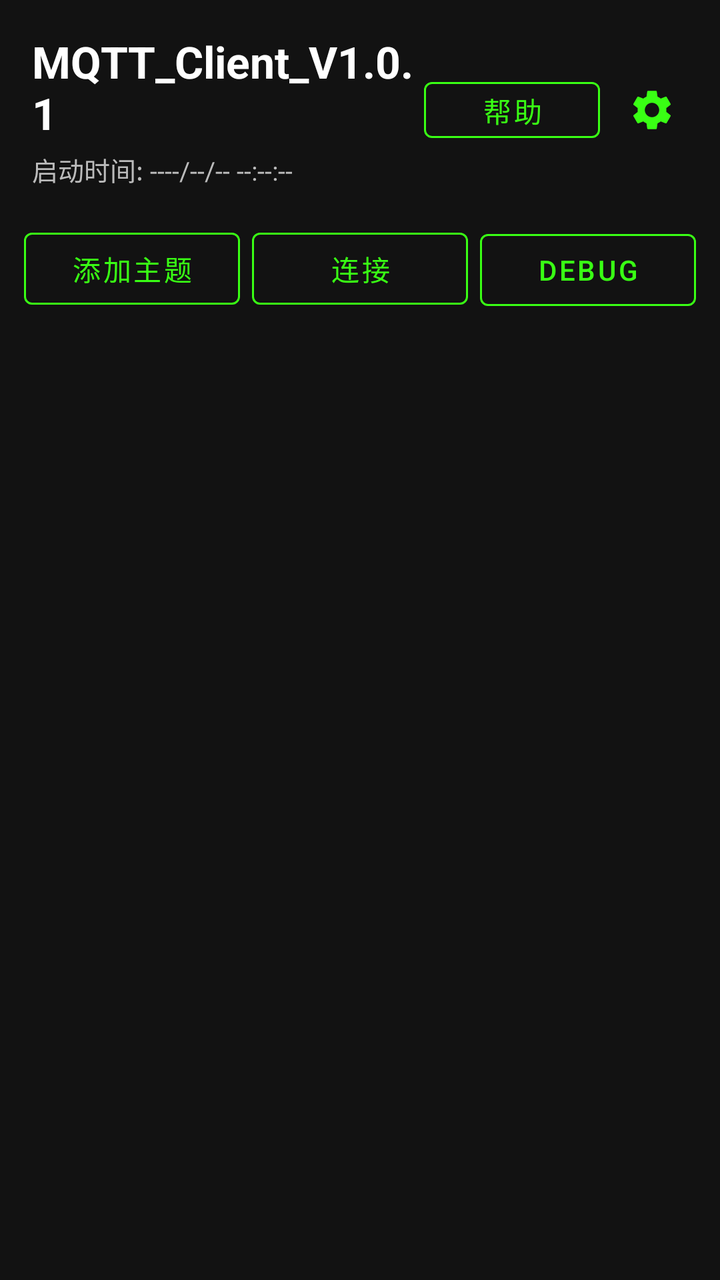
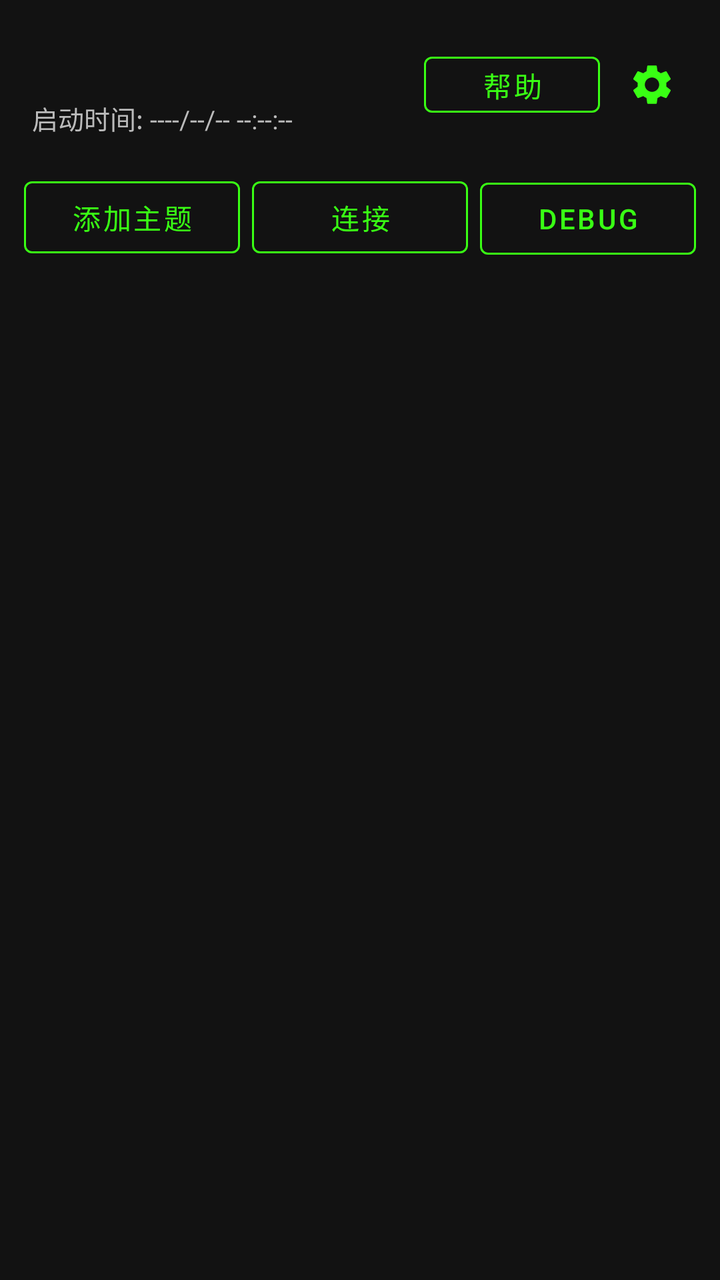

Two renders of the same Android screen: before a commit and after it. Below are the layout's source before the change and the commit's diff.
<!-- AndroidManifest.xml: application theme Theme.MQTTClient -->
<!-- res/layout/activity_main.xml -->
<?xml version="1.0" encoding="utf-8"?>
<LinearLayout xmlns:android="http://schemas.android.com/apk/res/android"
    xmlns:app="http://schemas.android.com/apk/res-auto"
    android:layout_width="match_parent"
    android:layout_height="match_parent"
    android:orientation="vertical"
    android:background="#121212">

    
    <LinearLayout
        android:layout_width="match_parent"
        android:layout_height="wrap_content"
        android:orientation="horizontal"
        android:gravity="center_vertical"
        android:padding="16dp">

        <LinearLayout
            android:layout_width="0dp"
            android:layout_height="wrap_content"
            android:layout_weight="1"
            android:orientation="vertical">

            <TextView
                android:layout_width="wrap_content"
                android:layout_height="wrap_content"
                android:text="MQTT_Client_V1.0.1"
                android:textSize="22sp"
                android:textStyle="bold"
                android:textColor="#FFFFFF" />

            <TextView
                android:id="@+id/tvStartTime"
                android:layout_width="wrap_content"
                android:layout_height="wrap_content"
                android:textSize="13sp"
                android:textColor="#BBBBBB"
                android:layout_marginTop="4dp"
                android:text="启动时间: ----/--/-- --:--:--" />
        </LinearLayout>

        <com.google.android.material.button.MaterialButton
            android:id="@+id/btnHelp"
            style="@style/Widget.MaterialComponents.Button.OutlinedButton"
            android:layout_width="wrap_content"
            android:layout_height="40dp"
            android:text="@string/help"
            android:textSize="14sp"
            android:textColor="#39FF14"
            app:strokeColor="#39FF14"
            android:layout_marginEnd="8dp" />

        <ImageButton
            android:id="@+id/btnSettings"
            android:layout_width="36dp"
            android:layout_height="36dp"
            android:src="@drawable/ic_settings"
            android:background="?attr/selectableItemBackgroundBorderless"
            android:tint="#39FF14" />
    </LinearLayout>

    
    <LinearLayout
        android:layout_width="match_parent"
        android:layout_height="wrap_content"
        android:orientation="horizontal"
        android:paddingHorizontal="12dp"
        android:paddingBottom="8dp">

        <com.google.android.material.button.MaterialButton
            android:id="@+id/btnAddTopic"
            style="@style/Widget.MaterialComponents.Button.OutlinedButton"
            android:layout_width="0dp"
            android:layout_height="wrap_content"
            android:layout_weight="1"
            android:text="@string/add_topic"
            android:textSize="14sp"
            android:textColor="#39FF14"
            app:strokeColor="#39FF14"
            android:layout_marginEnd="4dp" />

        <com.google.android.material.button.MaterialButton
            android:id="@+id/btnConnectMqtt"
            style="@style/Widget.MaterialComponents.Button.OutlinedButton"
            android:layout_width="0dp"
            android:layout_height="wrap_content"
            android:layout_weight="1"
            android:text="@string/connect_mqtt"
            android:textSize="14sp"
            android:textColor="#39FF14"
            app:strokeColor="#39FF14"
            android:layout_marginStart="2dp"
            android:layout_marginEnd="2dp" />

        <com.google.android.material.button.MaterialButton
            android:id="@+id/btnDebug"
            style="@style/Widget.MaterialComponents.Button.OutlinedButton"
            android:layout_width="0dp"
            android:layout_height="wrap_content"
            android:layout_weight="1"
            android:text="@string/debug"
            android:textSize="14sp"
            android:textColor="#39FF14"
            app:strokeColor="#39FF14"
            android:layout_marginStart="4dp" />
    </LinearLayout>

    
    <androidx.recyclerview.widget.RecyclerView
        android:id="@+id/recyclerViewTopics"
        android:layout_width="match_parent"
        android:layout_height="match_parent"
        android:padding="8dp" />
</LinearLayout>
<!-- resources referenced by this layout -->
<resources>
  <!-- drawable ic_settings (drawable) -->
  <vector xmlns:android="http://schemas.android.com/apk/res/android"
      android:width="24dp"
      android:height="24dp"
      android:viewportWidth="24"
      android:viewportHeight="24"
      android:tint="#FFFFFF">
      <path
          android:fillColor="@android:color/white"
          android:pathData="M19.14,12.94c0.04,-0.3 0.06,-0.61 0.06,-0.94c0,-0.32 -0.02,-0.64 -0.07,-0.94l2.03,-1.58c0.18,-0.14 0.23,-0.41 0.12,-0.61l-1.92,-3.32c-0.12,-0.22 -0.37,-0.29 -0.59,-0.22l-2.39,0.96c-0.5,-0.38 -1.03,-0.7 -1.62,-0.94l-0.36,-2.54c-0.04,-0.24 -0.24,-0.41 -0.48,-0.41h-3.84c-0.24,0 -0.43,0.17 -0.47,0.41l-0.36,2.54c-0.59,0.24 -1.13,0.57 -1.62,0.94l-2.39,-0.96c-0.22,-0.08 -0.47,0 -0.59,0.22l-1.92,3.32c-0.12,0.22 -0.07,0.47 0.12,0.61l2.03,1.58c-0.05,0.3 -0.07,0.62 -0.07,0.94s0.02,0.64 0.07,0.94l-2.03,1.58c-0.18,0.14 -0.23,0.41 -0.12,0.61l1.92,3.32c0.12,0.22 0.37,0.29 0.59,0.22l2.39,-0.96c0.5,0.38 1.03,0.7 1.62,0.94l0.36,2.54c0.05,0.24 0.24,0.41 0.48,0.41h3.84c0.24,0 0.44,-0.17 0.47,-0.41l0.36,-2.54c0.59,-0.24 1.13,-0.56 1.62,-0.94l2.39,0.96c0.22,0.08 0.47,0 0.59,-0.22l1.92,-3.32c0.12,-0.22 0.07,-0.47 -0.12,-0.61l-2.01,-1.58zM12,15.6c-1.98,0 -3.6,-1.62 -3.6,-3.6s1.62,-3.6 3.6,-3.6s3.6,1.62 3.6,3.6s-1.62,3.6 -3.6,3.6z"/>
  </vector>
  <string name="add_topic">添加主题</string>
  <string name="connect_mqtt">连接</string>
  <string name="debug">Debug</string>
  <string name="help">帮助</string>
  <style name="Theme.MQTTClient" parent="Theme.MaterialComponents.DayNight.NoActionBar">
          <item name="colorPrimary">#4CAF50</item>
          <item name="colorPrimaryVariant">#388E3C</item>
          <item name="colorOnPrimary">@android:color/white</item>
          <item name="colorSecondary">#81C784</item>
      </style>
</resources>

<!-- the commit's change to res/layout/activity_main.xml (unified diff, before → after) -->
@@ -4,7 +4,7 @@
     android:layout_width="match_parent"
     android:layout_height="match_parent"
     android:orientation="vertical"
-    android:background="#121212">
+    >
 
     
     <LinearLayout
@@ -21,9 +21,9 @@
             android:orientation="vertical">
 
             <TextView
+                android:id="@+id/tvVersion"
                 android:layout_width="wrap_content"
                 android:layout_height="wrap_content"
-                android:text="MQTT_Client_V1.0.1"
                 android:textSize="22sp"
                 android:textStyle="bold"
                 android:textColor="#FFFFFF" />
@@ -34,8 +34,9 @@
                 android:layout_height="wrap_content"
                 android:textSize="13sp"
                 android:textColor="#BBBBBB"
+                android:tag="comment"
                 android:layout_marginTop="4dp"
-                android:text="启动时间: ----/--/-- --:--:--" />
+                android:text="@string/start_time_placeholder" />
         </LinearLayout>
 
         <com.google.android.material.button.MaterialButton
@@ -55,7 +56,8 @@
             android:layout_height="36dp"
             android:src="@drawable/ic_settings"
             android:background="?attr/selectableItemBackgroundBorderless"
-            android:tint="#39FF14" />
+            android:contentDescription="@string/settings"
+            app:tint="#39FF14" />
     </LinearLayout>
 
     
<!-- resource entries referenced after the edit -->
@@ -2,11 +2,13 @@
 <resources>
   <!-- drawable ic_settings (drawable) -->
   <vector xmlns:android="http://schemas.android.com/apk/res/android"
+      xmlns:tools="http://schemas.android.com/tools"
       android:width="24dp"
       android:height="24dp"
       android:viewportWidth="24"
       android:viewportHeight="24"
-      android:tint="#FFFFFF">
+      android:tint="#FFFFFF"
+      tools:ignore="VectorPath">
       <path
           android:fillColor="@android:color/white"
           android:pathData="M19.14,12.94c0.04,-0.3 0.06,-0.61 0.06,-0.94c0,-0.32 -0.02,-0.64 -0.07,-0.94l2.03,-1.58c0.18,-0.14 0.23,-0.41 0.12,-0.61l-1.92,-3.32c-0.12,-0.22 -0.37,-0.29 -0.59,-0.22l-2.39,0.96c-0.5,-0.38 -1.03,-0.7 -1.62,-0.94l-0.36,-2.54c-0.04,-0.24 -0.24,-0.41 -0.48,-0.41h-3.84c-0.24,0 -0.43,0.17 -0.47,0.41l-0.36,2.54c-0.59,0.24 -1.13,0.57 -1.62,0.94l-2.39,-0.96c-0.22,-0.08 -0.47,0 -0.59,0.22l-1.92,3.32c-0.12,0.22 -0.07,0.47 0.12,0.61l2.03,1.58c-0.05,0.3 -0.07,0.62 -0.07,0.94s0.02,0.64 0.07,0.94l-2.03,1.58c-0.18,0.14 -0.23,0.41 -0.12,0.61l1.92,3.32c0.12,0.22 0.37,0.29 0.59,0.22l2.39,-0.96c0.5,0.38 1.03,0.7 1.62,0.94l0.36,2.54c0.05,0.24 0.24,0.41 0.48,0.41h3.84c0.24,0 0.44,-0.17 0.47,-0.41l0.36,-2.54c0.59,-0.24 1.13,-0.56 1.62,-0.94l2.39,0.96c0.22,0.08 0.47,0 0.59,-0.22l1.92,-3.32c0.12,-0.22 0.07,-0.47 -0.12,-0.61l-2.01,-1.58zM12,15.6c-1.98,0 -3.6,-1.62 -3.6,-3.6s1.62,-3.6 3.6,-3.6s3.6,1.62 3.6,3.6s-1.62,3.6 -3.6,3.6z"/>
@@ -15,11 +17,14 @@
   <string name="connect_mqtt">连接</string>
   <string name="debug">Debug</string>
   <string name="help">帮助</string>
+  <string name="settings">设置</string>
+  <string name="start_time_placeholder">启动时间: ----/--/-- --:--:--</string>
   <style name="Theme.MQTTClient" parent="Theme.MaterialComponents.DayNight.NoActionBar">
           <item name="colorPrimary">#4CAF50</item>
           <item name="colorPrimaryVariant">#388E3C</item>
           <item name="colorOnPrimary">@android:color/white</item>
           <item name="colorSecondary">#81C784</item>
+          <item name="android:windowBackground">#121212</item>
       </style>
 </resources>
 
